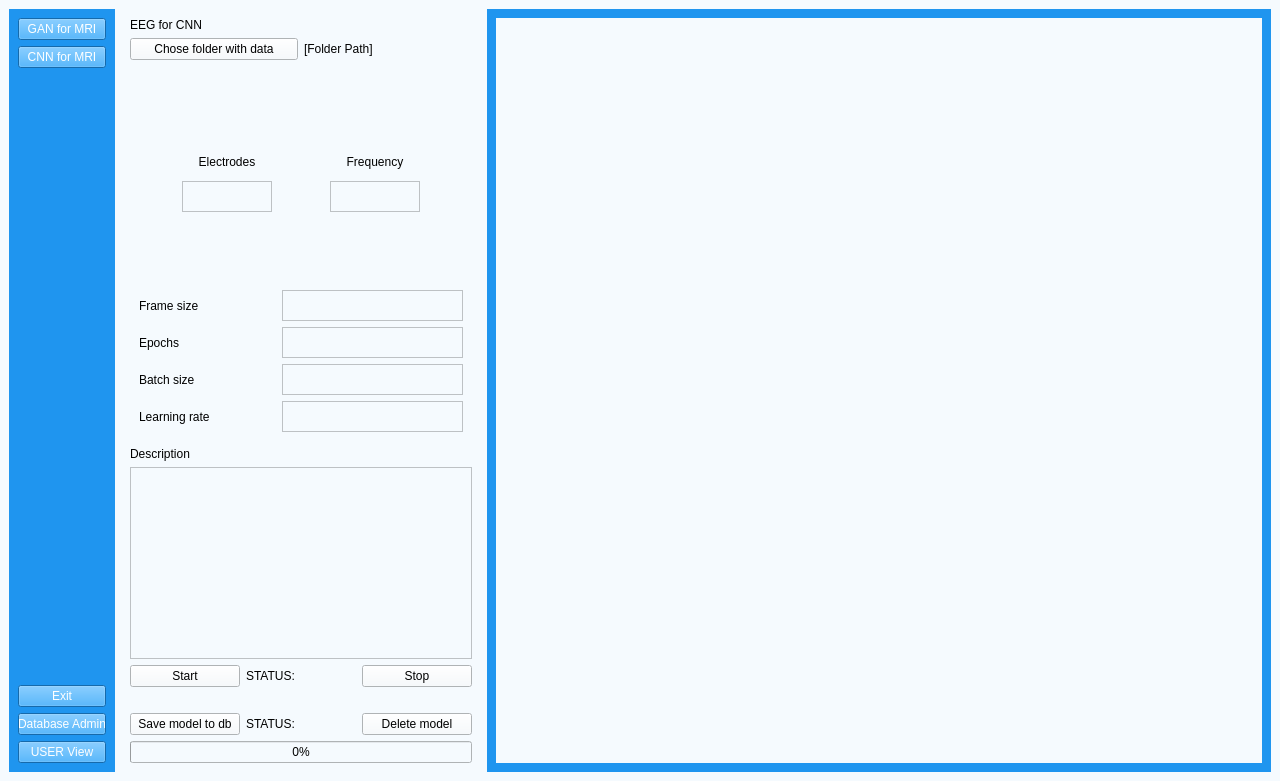
This is UI/aUI_projekt_EEG.ui in matimusial/ADHDPredictorApp as Qt 5 draws it before an edit. The edited form follows.
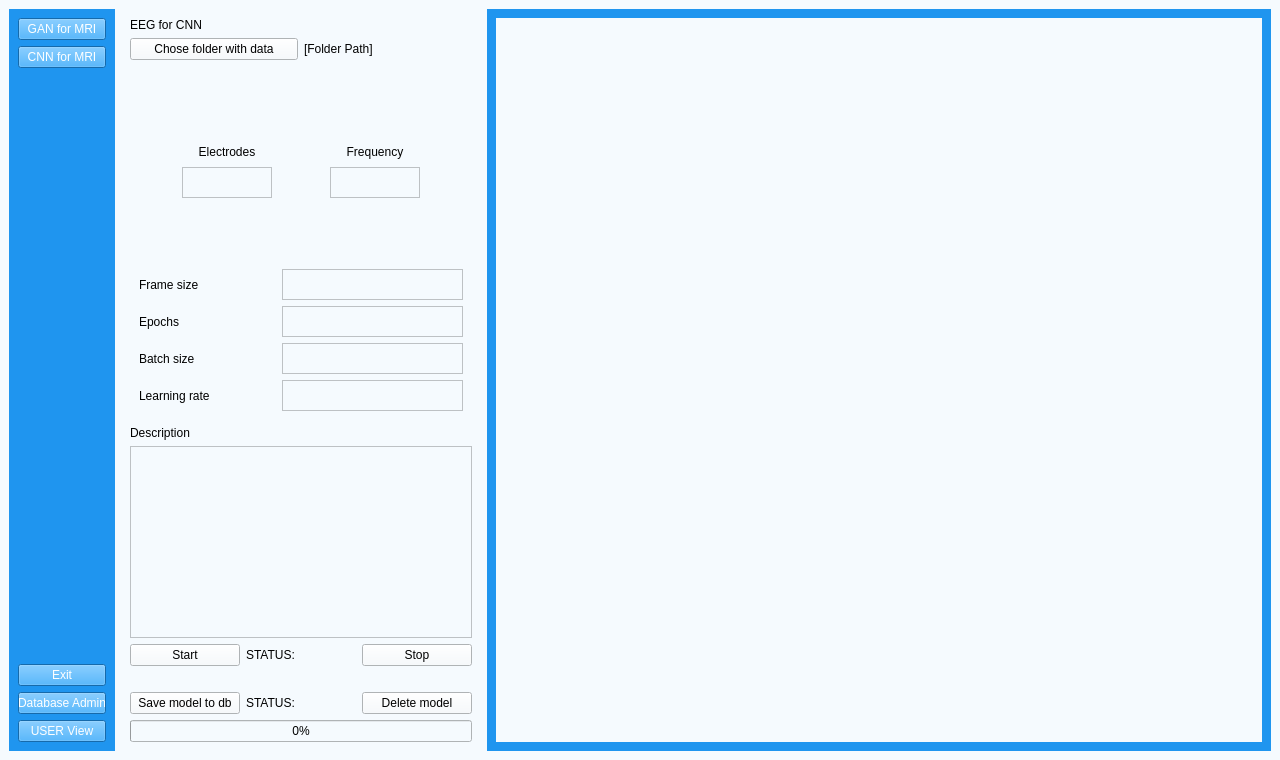
This is the edited form. Icons and pictures are not drawn.

The edit to the form file:
```diff
--- a/UI/aUI_projekt_EEG.ui
+++ b/UI/aUI_projekt_EEG.ui
@@ -7,7 +7,7 @@
     <x>0</x>
     <y>0</y>
     <width>1280</width>
-    <height>781</height>
+    <height>760</height>
    </rect>
   </property>
   <property name="sizePolicy">
```
